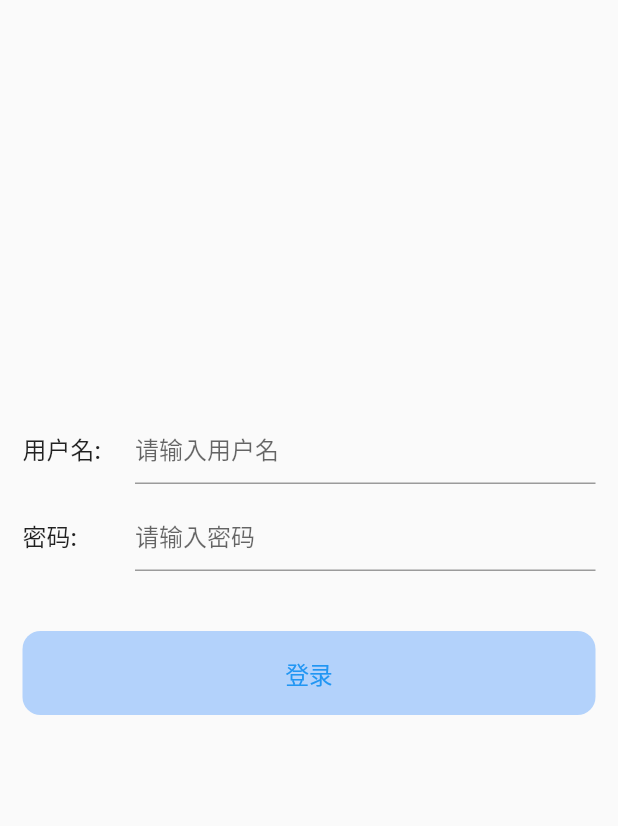
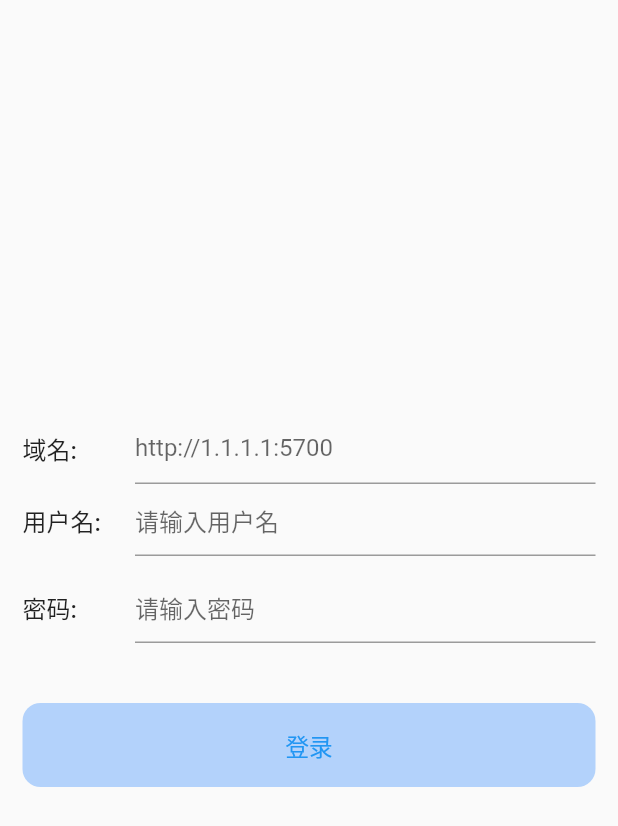
Before and after one commit to a417039669/qinglong_app, a Flutter app: the LoginPage screen opened directly, on a phone screen of 412 x 824 dp. Shown: the top 826 px of the screen. Run offline on Flutter 3.47's test engine with Material 2 defaults, Android fonts, the phone set to English and light mode, and no system bars; our stand-ins replace dio, flutter_riverpod, flutter_slidable, logger, shared_preferences, synchronized; missing offline and left inert: back_button_interceptor, dio_log, json_conversion_annotation; accounts and stored records are empty.

Commit message:
add login

```diff
--- /dev/null
+++ b/lib/base/http/url.dart
@@ -0,0 +1,3 @@
+class Url {
+  static const LOGIN = "api/user/login";
+}
--- a/lib/base/sp_const.dart
+++ b/lib/base/sp_const.dart
@@ -1 +1,2 @@
 String sp_UserINfo = "userinfo";
+String sp_Host = "host";
--- a/lib/base/userinfo_viewmodel.dart
+++ b/lib/base/userinfo_viewmodel.dart
@@ -1,46 +1,37 @@
-import 'dart:convert';
-
-import 'package:flutter_riverpod/flutter_riverpod.dart';
-import 'package:qinglong_app/base/base_viewmodel.dart';
 import 'package:qinglong_app/utils/sp_utils.dart';
 
 import 'sp_const.dart';
 
-var userInfoProvider = ChangeNotifierProvider((ref) => UserInfoViewModel());
+class UserInfoViewModel {
+  String? _token;
+  String? _host = "";
 
-class UserInfoViewModel extends ViewModel {
-  UserInfoBean? _userInfoBean;
+  static UserInfoViewModel? _userInfoViewModel;
 
-  UserInfoViewModel() {
+  static UserInfoViewModel getInstance() {
+    _userInfoViewModel ??= UserInfoViewModel._();
+    return _userInfoViewModel!;
+  }
+
+  UserInfoViewModel._() {
     String userInfoJson = SpUtil.getString(sp_UserINfo);
+    _host = SpUtil.getString(sp_Host);
     if (userInfoJson.isNotEmpty) {
-      _userInfoBean = UserInfoBean.fromJson(jsonDecode(userInfoJson));
+      _token = userInfoJson;
     }
   }
 
-  void updateUserInfoBean(UserInfoBean userInfoBean) {
-    _userInfoBean = userInfoBean;
-    SpUtil.putString(sp_UserINfo, jsonEncode(userInfoBean));
+  void updateToken(String token) {
+    _token = token;
+    SpUtil.putString(sp_UserINfo, token);
   }
 
-  UserInfoBean? get userInfoBean => _userInfoBean;
-}
-
-class UserInfoBean {
-  String? name;
-  int? age;
-
-  UserInfoBean({this.name, this.age});
-
-  UserInfoBean.fromJson(Map<String, dynamic> json) {
-    name = json['name'];
-    age = json['age'];
+  void updateHost(String host) {
+    _host = host;
+    SpUtil.putString(sp_Host, host);
   }
 
-  Map<String, dynamic> toJson() {
-    final Map<String, dynamic> data = new Map<String, dynamic>();
-    data['name'] = this.name;
-    data['age'] = this.age;
-    return data;
-  }
+  String? get token => _token;
+
+  String? get host => _host;
 }
--- /dev/null
+++ b/lib/json.dart
@@ -0,0 +1,4 @@
+import 'package:json_conversion_annotation/json_conversion_annotation.dart';
+
+@JsonConversionTarget()
+class Json{}
--- /dev/null
+++ b/lib/module/login/login_bean.dart
@@ -0,0 +1,42 @@
+import 'package:json_conversion_annotation/json_conversion_annotation.dart';
+
+@JsonConversion()
+class LoginBean {
+  String? token;
+  String? lastip;
+  String? lastaddr;
+  int? lastlogon;
+  int? retries;
+  String? platform;
+
+  LoginBean(
+      {this.token,
+        this.lastip,
+        this.lastaddr,
+        this.lastlogon,
+        this.retries,
+        this.platform});
+
+  LoginBean.fromJson(Map<String, dynamic> json) {
+    token = json['token'];
+    lastip = json['lastip'];
+    lastaddr = json['lastaddr'];
+    lastlogon = json['lastlogon'];
+    retries = json['retries'];
+    platform = json['platform'];
+  }
+
+  Map<String, dynamic> toJson() {
+    final Map<String, dynamic> data = new Map<String, dynamic>();
+    data['token'] = this.token;
+    data['lastip'] = this.lastip;
+    data['lastaddr'] = this.lastaddr;
+    data['lastlogon'] = this.lastlogon;
+    data['retries'] = this.retries;
+    data['platform'] = this.platform;
+    return data;
+  }
+  static LoginBean jsonConversion(Map<String, dynamic> json) {
+    return LoginBean.fromJson(json);
+  }
+}
--- a/lib/module/login/login_page.dart
+++ b/lib/module/login/login_page.dart
@@ -1,8 +1,9 @@
+import 'package:dio_log/dio_log.dart';
 import 'package:flutter/cupertino.dart';
 import 'package:flutter/material.dart';
 import 'package:flutter_riverpod/flutter_riverpod.dart';
-import 'package:qinglong_app/base/common_dialog.dart';
 import 'package:qinglong_app/base/routes.dart';
+import 'package:qinglong_app/main.dart';
 import 'package:qinglong_app/module/login/login_viewmodel.dart';
 import 'package:qinglong_app/utils/utils.dart';
 
@@ -14,8 +15,15 @@ class LoginPage extends StatefulWidget {
 }
 
 class _LoginPageState extends State<LoginPage> {
+  final TextEditingController _hostController = TextEditingController(text: userInfoViewModel.host);
   final TextEditingController _userNameController = TextEditingController();
   final TextEditingController _passwordController = TextEditingController();
+
+  @override
+  void initState() {
+    super.initState();
+    showDebugBtn(context, btnColor: Colors.blue);
+  }
 
   @override
   Widget build(BuildContext context) {
@@ -47,6 +55,41 @@ class _LoginPageState extends State<LoginPage> {
                     children: [
                       const SizedBox(
                         child: Text(
+                          "域名:",
+                          style: TextStyle(
+                            fontSize: 16,
+                            fontWeight: FontWeight.w500,
+                          ),
+                        ),
+                        width: 60,
+                      ),
+                      const SizedBox(
+                        width: 15,
+                      ),
+                      Expanded(
+                        child: TextField(
+                          onChanged: (_) {
+                            setState(() {});
+                          },
+                          controller: _hostController,
+                          decoration: const InputDecoration(
+                            contentPadding: EdgeInsets.fromLTRB(0, 5, 0, 5),
+                            hintText: "http://1.1.1.1:5700",
+                          ),
+                          autofocus: false,
+                        ),
+                      ),
+                    ],
+                  ),
+                ),
+                Padding(
+                  padding: const EdgeInsets.symmetric(
+                    horizontal: 15,
+                  ),
+                  child: Row(
+                    children: [
+                      const SizedBox(
+                        child: Text(
                           "用户名:",
                           style: TextStyle(
                             fontSize: 16,
@@ -60,6 +103,7 @@ class _LoginPageState extends State<LoginPage> {
                       ),
                       Expanded(
                         child: TextField(
+
                           onChanged: (_) {
                             setState(() {});
                           },
@@ -117,7 +161,7 @@ class _LoginPageState extends State<LoginPage> {
                 SizedBox(
                   width: MediaQuery.of(context).size.width - 30,
                   child: CupertinoButton(
-                      color: (_userNameController.text.isNotEmpty && _passwordController.text.isNotEmpty && !model.isLoading)
+                      color: (_hostController.text.isNotEmpty && _userNameController.text.isNotEmpty && _passwordController.text.isNotEmpty && !model.isLoading)
                           ? Theme.of(context).primaryColor
                           : Theme.of(context).primaryColor.withOpacity(0.3),
                       child: model.isLoading
@@ -131,6 +175,7 @@ class _LoginPageState extends State<LoginPage> {
                       onPressed: () {
                         if (model.isLoading) return;
                         Utils.hideKeyBoard(context);
+                        userInfoViewModel.updateHost(_hostController.text);
                         model.login(_userNameController.text, _passwordController.text);
                       }),
                 ),
--- a/pubspec.yaml
+++ b/pubspec.yaml
@@ -17,8 +17,14 @@ dependencies:
   synchronized: ^3.0.0
   back_button_interceptor: ^5.0.2
   flutter_slidable: ^1.2.0
+  dio: ^4.0.4
+  dio_log: ^2.0.2
+  json_conversion_annotation: ^0.0.4
+  logger: ^1.1.0
 
 dev_dependencies:
+  build_runner: ^2.0.0
+  json_conversion: ^0.0.4
   flutter_test:
     sdk: flutter
 
```
Also changed, not shown: lib/base/http/http.dart (added, +109 -0 lines), lib/base/http/token_interceptor.dart (added, +13 -0 lines), lib/json.jc.dart (added, +43 -0 lines), lib/main.dart (+9 -2 lines), lib/module/login/login_viewmodel.dart (+27 -5 lines), lib/module/task/task_bean.dart (added, +79 -0 lines), pubspec.lock, 1 other file.
